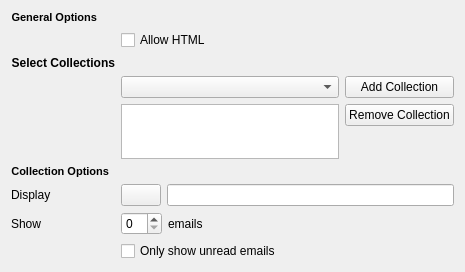
The window that lionmailConfig.ui (KDE/plasma-lionmail) describes before a commit, drawn with Qt 5.
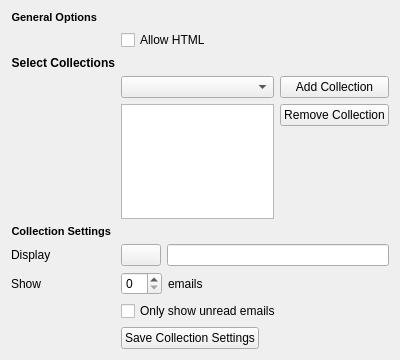
The same window after the commit. Custom widgets are drawn as their Qt base class.

The edit to the form file:
```diff
--- a/lionmailConfig.ui
+++ b/lionmailConfig.ui
@@ -6,14 +6,20 @@
    <rect>
     <x>0</x>
     <y>0</y>
-    <width>465</width>
-    <height>272</height>
+    <width>400</width>
+    <height>360</height>
    </rect>
   </property>
+  <property name="sizePolicy">
+   <sizepolicy hsizetype="Minimum" vsizetype="Minimum">
+    <horstretch>0</horstretch>
+    <verstretch>0</verstretch>
+   </sizepolicy>
+  </property>
   <property name="minimumSize">
    <size>
     <width>400</width>
-    <height>272</height>
+    <height>360</height>
    </size>
   </property>
   <layout class="QFormLayout" name="formLayout">
@@ -73,7 +79,7 @@
          <property name="sizeHint" stdset="0">
           <size>
            <width>85</width>
-           <height>50</height>
+           <height>258</height>
           </size>
          </property>
         </spacer>
@@ -92,7 +98,7 @@
        <property name="minimumSize">
         <size>
          <width>140</width>
-         <height>40</height>
+         <height>0</height>
         </size>
        </property>
       </widget>
@@ -106,7 +112,7 @@
 &lt;html&gt;&lt;head&gt;&lt;meta name=&quot;qrichtext&quot; content=&quot;1&quot; /&gt;&lt;style type=&quot;text/css&quot;&gt;
 p, li { white-space: pre-wrap; }
 &lt;/style&gt;&lt;/head&gt;&lt;body style=&quot; font-family:'Sans Serif'; font-size:8pt; font-weight:400; font-style:normal;&quot;&gt;
-&lt;p style=&quot; margin-top:0px; margin-bottom:0px; margin-left:0px; margin-right:0px; -qt-block-indent:0; text-indent:0px;&quot;&gt;&lt;span style=&quot; font-weight:600;&quot;&gt;Collection Options&lt;/span&gt;&lt;/p&gt;&lt;/body&gt;&lt;/html&gt;</string>
+&lt;p style=&quot; margin-top:0px; margin-bottom:0px; margin-left:0px; margin-right:0px; -qt-block-indent:0; text-indent:0px;&quot;&gt;&lt;span style=&quot; font-weight:600;&quot;&gt;Collection Settings&lt;/span&gt;&lt;/p&gt;&lt;/body&gt;&lt;/html&gt;</string>
      </property>
      <property name="alignment">
       <set>Qt::AlignRight|Qt::AlignTrailing|Qt::AlignVCenter</set>
@@ -187,6 +193,16 @@
      </property>
     </widget>
    </item>
+   <item row="10" column="1">
+    <widget class="KPushButton" name="saveCollection">
+     <property name="layoutDirection">
+      <enum>Qt::LeftToRight</enum>
+     </property>
+     <property name="text">
+      <string>Save Collection Settings</string>
+     </property>
+    </widget>
+   </item>
    <item row="2" column="1">
     <widget class="QLabel" name="collectionsStatus">
      <property name="text">
```
Left out of the diff: 2 changed lines with no effect on the pictures.
